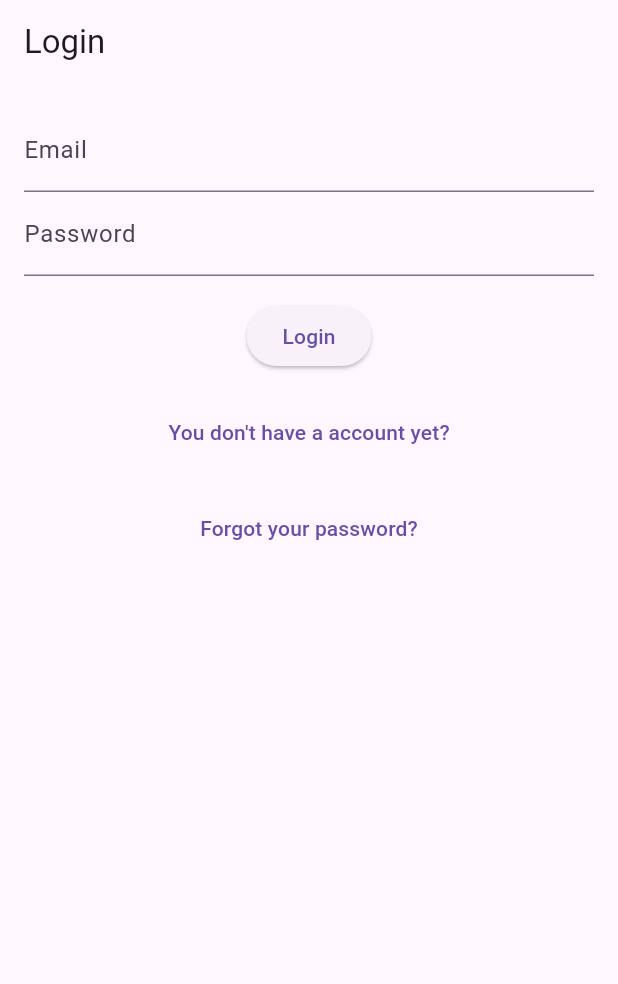
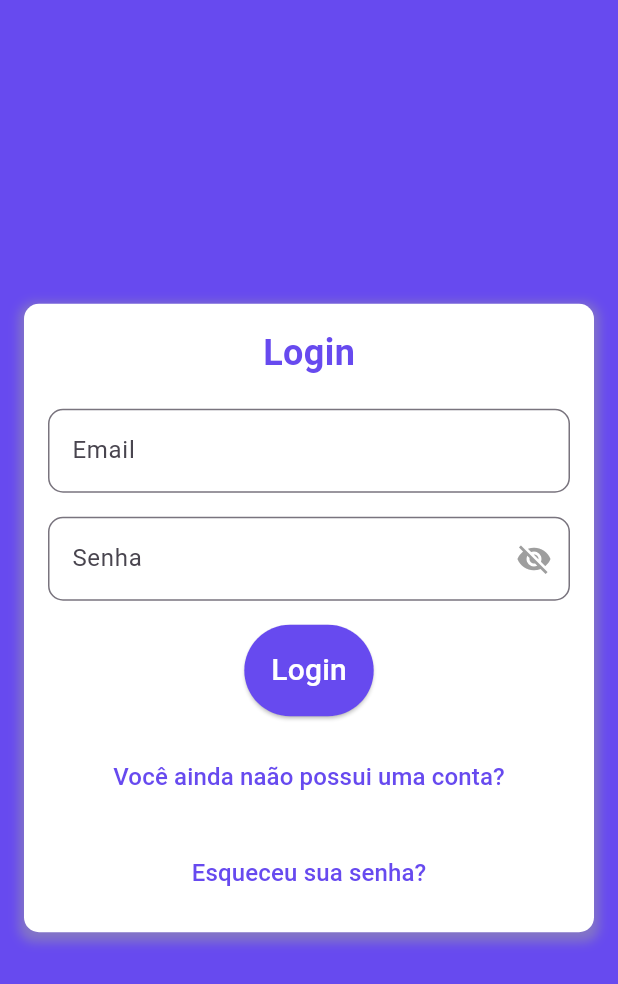
Before and after one commit to yuri3476/OlaProgramador, a Flutter app: the screen it shows after launch, after a tap on "Já tem uma conta? Entre aqui", on a phone screen of 412 x 824 dp. Shown: the top 984 px of the screen. Run offline on Flutter 3.47's test engine with Material 3 defaults, Android fonts, the phone set to English and light mode, and no system bars; our stand-ins replace firebase_auth, firebase_core, introduction_screen; accounts and stored records are empty; network calls fail.

Commit message:
Atualização

```diff
--- a/lib/login.dart
+++ b/lib/login.dart
@@ -5,10 +5,15 @@ import 'package:meu_primeiro_app/screens/welcome_screen.dart';
 import 'register.dart';
 import 'forget_password.dart';
 
+class LoginPage extends StatefulWidget {
+  @override
+  _LoginPageState createState() => _LoginPageState();
+}
 
-class LoginPage extends StatelessWidget {
+class _LoginPageState extends State<LoginPage> {
   final TextEditingController emailController = TextEditingController();
   final TextEditingController passwordController = TextEditingController();
+  bool _isPasswordVisible = false;
 
   void _loginUser(BuildContext context) async {
     try {
@@ -28,33 +33,83 @@ class LoginPage extends StatelessWidget {
   @override
   Widget build(BuildContext context) {
     return Scaffold(
-      appBar: AppBar(
-        automaticallyImplyLeading: false,
-        title: const Text('Login'),
+      body: Container(
+        color: Color(0xFF674AEF),
+        child: Center(
+          child: Container(
+            padding: EdgeInsets.all(16.0),
+            margin: EdgeInsets.all(16.0),
+            decoration: BoxDecoration(
+              color: Colors.white,
+              borderRadius: BorderRadius.circular(10.0),
+              boxShadow: [
+                BoxShadow(
+                  color: Colors.grey.withOpacity(0.5),
+                  spreadRadius: 3,
+                  blurRadius: 5,
+                  offset: Offset(0, 3),
                 ),
-      body: Padding(
-        padding: const EdgeInsets.all(16.0),
+              ],
+            ),
             child: Column(
+              mainAxisSize: MainAxisSize.min,
               children: [
+                Text(
+                  'Login',
+                  style: TextStyle(
+                    fontSize: 24,
+                    fontWeight: FontWeight.bold,
+                    color: Color(0xFF674AEF),
+                  ),
+                ),
+                SizedBox(height: 20),
                 TextField(
                   controller: emailController,
-              decoration: const InputDecoration(
+                  decoration: InputDecoration(
                     labelText: 'Email',
+                    border: OutlineInputBorder(
+                      borderRadius: BorderRadius.circular(10.0),
                     ),
                   ),
-            TextField(
+                ),
+                SizedBox(height: 16.0),
+                TextFormField(
                   controller: passwordController,
-              decoration: const InputDecoration(
-                labelText: 'Password',
+                  decoration: InputDecoration(
+                    labelText: 'Senha',
+                    border: OutlineInputBorder(
+                      borderRadius: BorderRadius.circular(10.0),
                     ),
-              obscureText: true,
+                    suffixIcon: IconButton(
+                      onPressed: () {
+                        setState(() {
+                          _isPasswordVisible = !_isPasswordVisible;
+                        });
+                      },
+                      icon: Icon(
+                        _isPasswordVisible ? Icons.visibility : Icons.visibility_off,
+                        color: Colors.grey,
                       ),
-            const SizedBox(height: 16.0),
+                    ),
+                  ),
+                  obscureText: !_isPasswordVisible,
+                ),
+                SizedBox(height: 16.0),
                 ElevatedButton(
                   onPressed: () => _loginUser(context),
-              child: const Text('Login'),
+                  style: ElevatedButton.styleFrom(
+                    primary: Color(0xFF674AEF),
+                    onPrimary: Colors.white,
+                    padding: EdgeInsets.symmetric(vertical: 16, horizontal: 18),
                   ),
-            const SizedBox(height: 16.0),
+                  child: Text(
+                    'Login',
+                    style: TextStyle(
+                      fontSize: 20,
+                    ),
+                  ),
+                ),
+                SizedBox(height: 16.0),
                 TextButton(
                   onPressed: () {
                     Navigator.push(
@@ -62,9 +117,15 @@ class LoginPage extends StatelessWidget {
                       MaterialPageRoute(builder: (context) => RegisterPage()),
                     );
                   },
-              child: const Text("You don't have a account yet?"),
+                  child: Text(
+                    "Você ainda naão possui uma conta?",
+                    style: TextStyle(
+                      fontSize: 16,
+                      color: Color(0xFF674AEF),
                     ),
-            const SizedBox(height: 16.0),
+                  ),
+                ),
+                SizedBox(height: 16.0),
                 TextButton(
                   onPressed: () {
                     Navigator.push(
@@ -72,9 +133,17 @@ class LoginPage extends StatelessWidget {
                       MaterialPageRoute(builder: (context) => ForgetPasswordPage()),
                     );
                   },
-              child: const Text('Forgot your password?'),
+                  child: Text(
+                    'Esqueceu sua senha?',
+                    style: TextStyle(
+                      fontSize: 16,
+                      color: Color(0xFF674AEF),
+                    ),
+                  ),
                 ),
               ],
+            ),
+          ),
         ),
       ),
     );
--- a/lib/main.dart
+++ b/lib/main.dart
@@ -2,7 +2,6 @@ import 'dart:io';
 
 import 'package:flutter/material.dart';
 import 'package:firebase_core/firebase_core.dart';
-
 
 
 //import 'login.dart';
```
Lines whose indentation alone changed are shown as unchanged.
